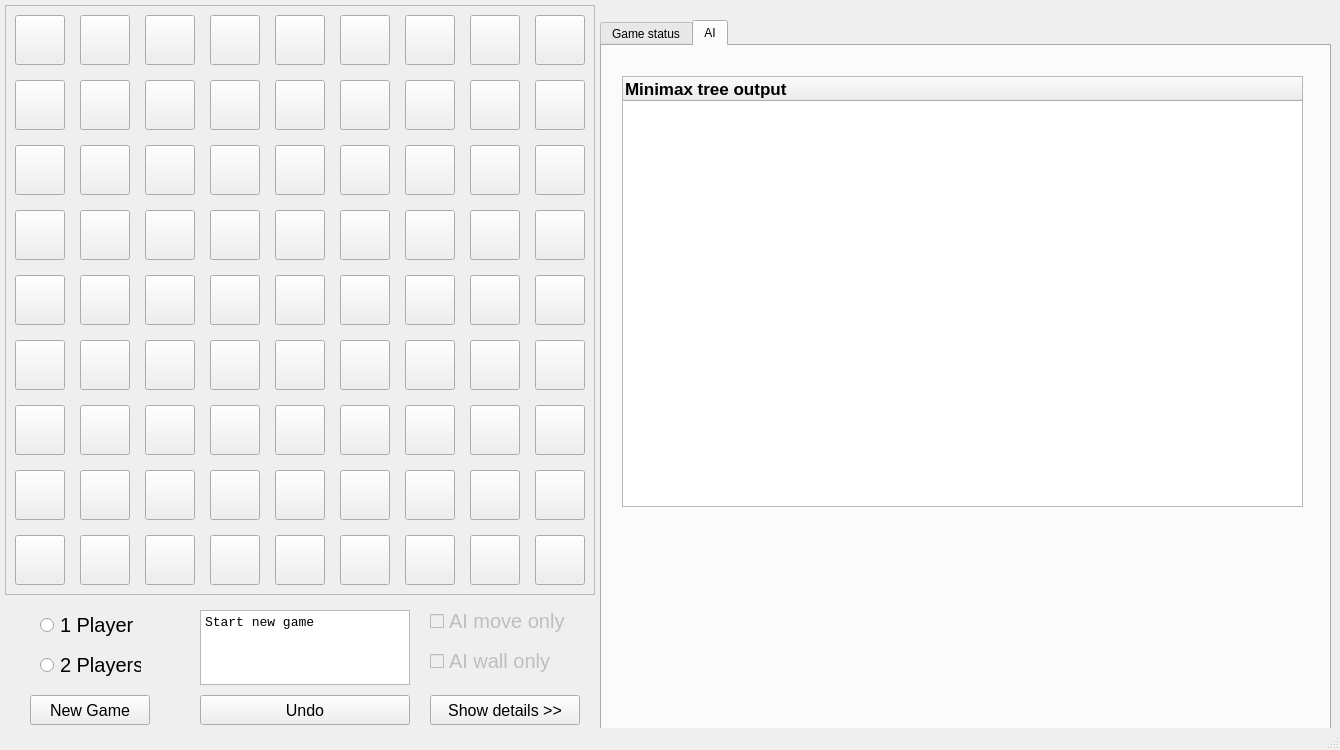
Old version of the form quoridor.ui in the repository crimvael/quoridor.
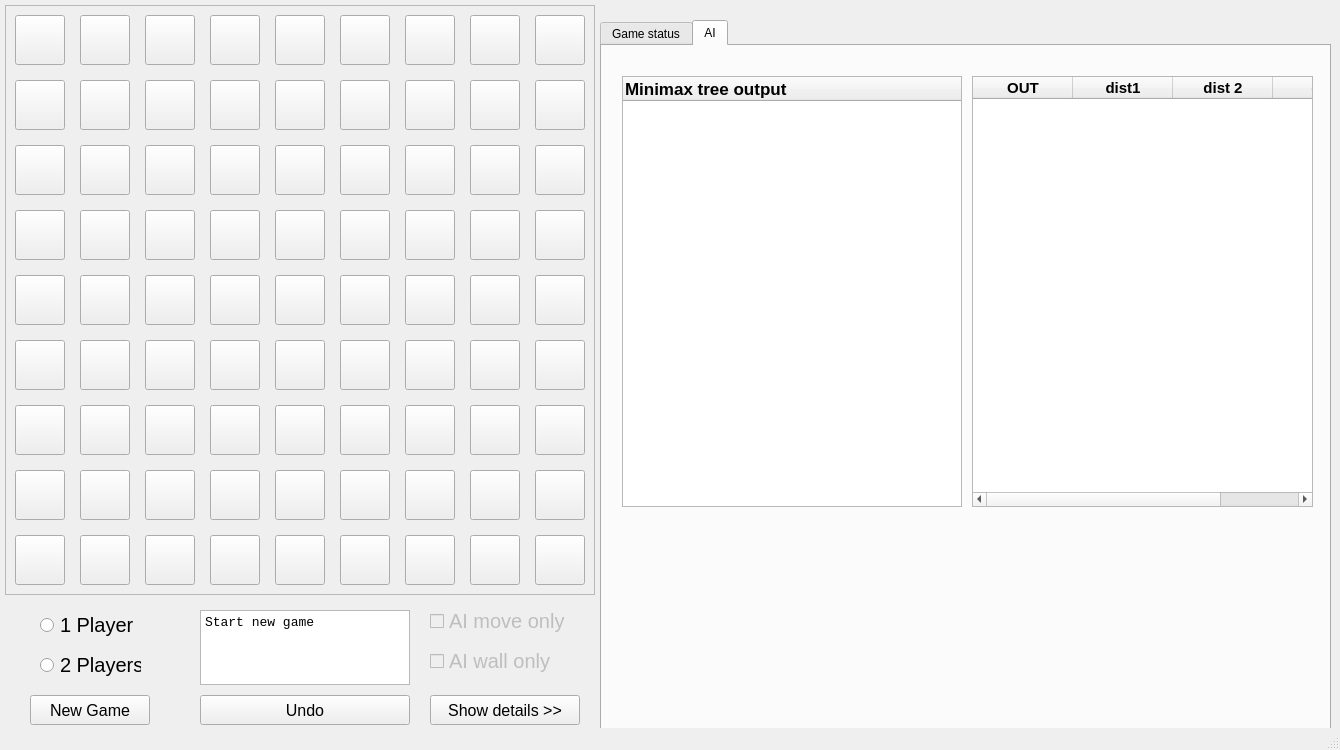
New version of the form.

Diff of the .ui file:
```diff
--- a/quoridor.ui
+++ b/quoridor.ui
@@ -2230,7 +2230,7 @@
        <rect>
         <x>20</x>
         <y>30</y>
-        <width>681</width>
+        <width>340</width>
         <height>431</height>
        </rect>
       </property>
@@ -2251,6 +2251,60 @@
        </property>
       </column>
      </widget>
+     <widget class="QTableWidget" name="tableWidget_5">
+      <property name="geometry">
+       <rect>
+        <x>370</x>
+        <y>30</y>
+        <width>341</width>
+        <height>431</height>
+       </rect>
+      </property>
+      <column>
+       <property name="text">
+        <string>OUT</string>
+       </property>
+       <property name="font">
+        <font>
+         <pointsize>11</pointsize>
+         <bold>true</bold>
+        </font>
+       </property>
+      </column>
+      <column>
+       <property name="text">
+        <string>dist1</string>
+       </property>
+       <property name="font">
+        <font>
+         <pointsize>11</pointsize>
+         <bold>true</bold>
+        </font>
+       </property>
+      </column>
+      <column>
+       <property name="text">
+        <string>dist 2</string>
+       </property>
+       <property name="font">
+        <font>
+         <pointsize>11</pointsize>
+         <bold>true</bold>
+        </font>
+       </property>
+      </column>
+      <column>
+       <property name="text">
+        <string>diff</string>
+       </property>
+       <property name="font">
+        <font>
+         <pointsize>11</pointsize>
+         <bold>true</bold>
+        </font>
+       </property>
+      </column>
+     </widget>
     </widget>
    </widget>
    <widget class="QCheckBox" name="checkBox">
```
